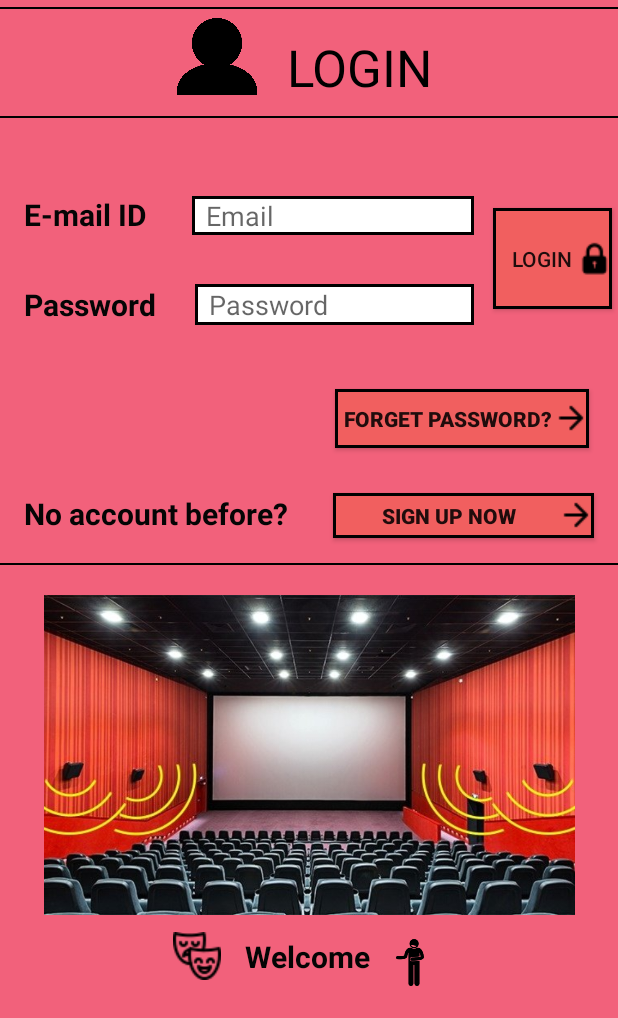
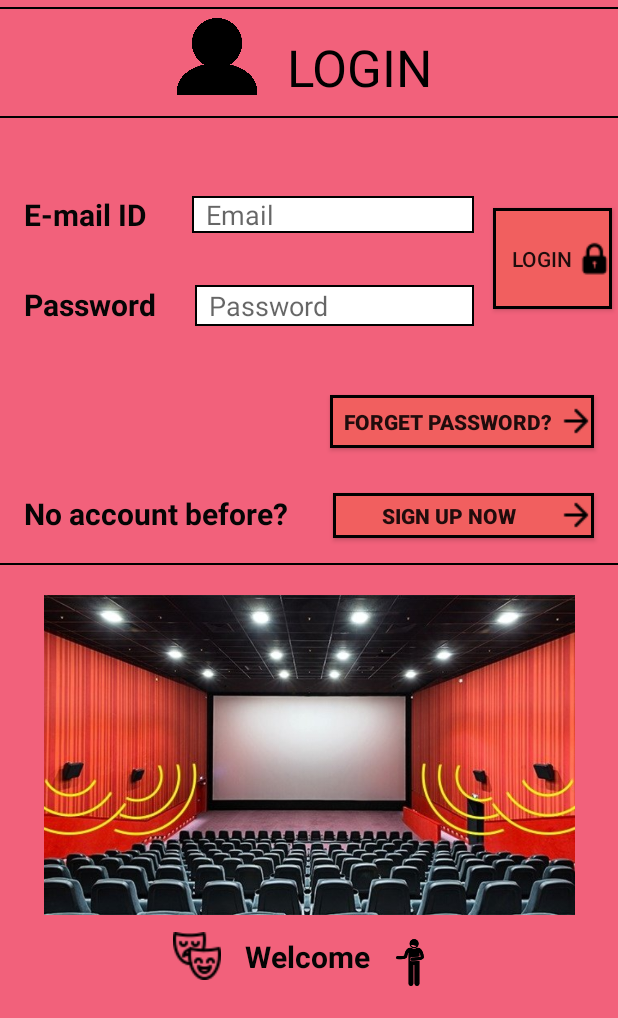
Before and after one commit to risethesummer/SoftwareEngineering, an Android app: the screen it shows after launch (SignIn), on a phone screen of 412 x 824 dp, the part 218-1236 px from its top. Run offline under Robolectric (Android 15) with nearby library versions, the phone set to English and light mode, and no system bars; Roboto replaces fonts that are not available here.

Commit message:
Update signin

```diff
--- a/source/app/src/main/java/com/example/bookbook/MainActivity.java
+++ b/source/app/src/main/java/com/example/bookbook/MainActivity.java
@@ -2,6 +2,7 @@ package com.example.bookbook;
 
 import android.support.v7.app.AppCompatActivity;
 import android.os.Bundle;
+import android.view.Window;
 
 public class MainActivity extends AppCompatActivity {
 
@@ -9,5 +10,6 @@ public class MainActivity extends AppCompatActivity {
     protected void onCreate(Bundle savedInstanceState) {
         super.onCreate(savedInstanceState);
         setContentView(R.layout.activity_main);
+        requestWindowFeature(Window.FEATURE_NO_TITLE);
     }
 }
--- a/source/app/src/main/java/com/example/bookbook/SignIn.java
+++ b/source/app/src/main/java/com/example/bookbook/SignIn.java
@@ -5,7 +5,7 @@ import android.support.v7.app.AppCompatActivity;
 import android.os.Bundle;
 import android.view.View;
 import android.widget.EditText;
-
+import android.view.Window;
 import java.util.HashMap;
 
 import retrofit2.Retrofit;
@@ -20,7 +20,9 @@ public class SignIn extends AppCompatActivity {
     @Override
     protected void onCreate(Bundle savedInstanceState) {
         super.onCreate(savedInstanceState);
+        requestWindowFeature(Window.FEATURE_NO_TITLE);
         setContentView(R.layout.activity_sign_in);
+
 
         //retrofit = new Retrofit.Builder().baseUrl(BASE_URL)
          //       .addConverterFactory(GsonConverterFactory.create()).build();
--- a/source/app/src/main/res/drawable/my_text_field.xml
+++ b/source/app/src/main/res/drawable/my_text_field.xml
@@ -3,5 +3,5 @@
     android:shape="rectangle" >
     <solid android:color= "#FFFFFF"></solid>
     <corners android:radius="0dp" />
-    <stroke android:width="3px" android:color="#000000" />
+    <stroke android:width="2px" android:color="#000000" />
 </shape>
--- a/source/app/src/main/res/layout/activity_sign_in.xml
+++ b/source/app/src/main/res/layout/activity_sign_in.xml
@@ -56,14 +56,14 @@
         android:layout_marginBottom="320dp"
         android:background="@drawable/my_button"
         android:drawableEnd="@drawable/right_narrow_icon"
+        android:drawableRight="@drawable/right_narrow_icon"
         android:drawablePadding="-5dp"
         android:text="Sign up now"
         android:textStyle="bold"
         app:layout_constraintBottom_toBottomOf="parent"
         app:layout_constraintEnd_toEndOf="parent"
         app:layout_constraintHorizontal_bias="1.0"
-        app:layout_constraintStart_toEndOf="@+id/textView6"
-        android:drawableRight="@drawable/right_narrow_icon" />
+        app:layout_constraintStart_toEndOf="@+id/textView6" />
 
     <View
         android:id="@+id/line2"
@@ -149,14 +149,14 @@
         android:layout_height="66dp"
         android:layout_marginEnd="20dp"
         android:layout_marginRight="20dp"
+        android:contentDescription="TODO"
         app:layout_constraintBottom_toBottomOf="@+id/Line1"
         app:layout_constraintEnd_toStartOf="@+id/textView"
         app:layout_constraintHorizontal_bias="1.0"
         app:layout_constraintStart_toStartOf="@+id/Line2"
         app:layout_constraintTop_toTopOf="@+id/Line2"
         app:layout_constraintVertical_bias="0.0"
-        app:srcCompat="@drawable/user_icon_2098873_1280"
-        android:contentDescription="TODO" />
+        app:srcCompat="@drawable/user_icon_2098873_1280" />
 
     <ImageView
         android:id="@+id/Logo"
@@ -186,19 +186,19 @@
 
     <Button
         android:id="@+id/ForgetPasswordButton"
-        android:layout_width="169dp"
-        android:layout_height="39dp"
+        android:layout_width="176dp"
+        android:layout_height="35dp"
         android:layout_marginBottom="380dp"
         android:background="@drawable/my_button"
         android:drawableEnd="@drawable/right_narrow_icon"
+        android:drawableRight="@drawable/right_narrow_icon"
         android:drawablePadding="-5dp"
         android:text="Forget password?"
         android:textStyle="bold"
         app:layout_constraintBottom_toBottomOf="parent"
         app:layout_constraintEnd_toEndOf="parent"
-        app:layout_constraintHorizontal_bias="0.919"
-        app:layout_constraintStart_toStartOf="parent"
-        android:drawableRight="@drawable/right_narrow_icon" />
+        app:layout_constraintHorizontal_bias="0.933"
+        app:layout_constraintStart_toStartOf="parent" />
 
     <EditText
         android:id="@+id/editPass"
@@ -214,19 +214,21 @@
         app:layout_constraintBottom_toBottomOf="parent"
         app:layout_constraintEnd_toEndOf="parent"
         app:layout_constraintTop_toBottomOf="@+id/editEmail"
-        app:layout_constraintVertical_bias="0.002" />
+        app:layout_constraintVertical_bias="0.006" />
 
     <EditText
         android:id="@+id/editEmail"
         android:layout_width="188dp"
-        android:layout_height="26dp"
+        android:layout_height="0dp"
         android:layout_marginTop="52dp"
         android:layout_marginEnd="96dp"
         android:layout_marginRight="96dp"
+        android:layout_weight="1"
         android:background="@drawable/my_text_field"
         android:ems="10"
         android:hint="  Email"
         android:inputType="textEmailAddress"
+        android:textSize="18sp"
         app:layout_constraintEnd_toEndOf="parent"
         app:layout_constraintTop_toBottomOf="@+id/Line1" />
 
```
